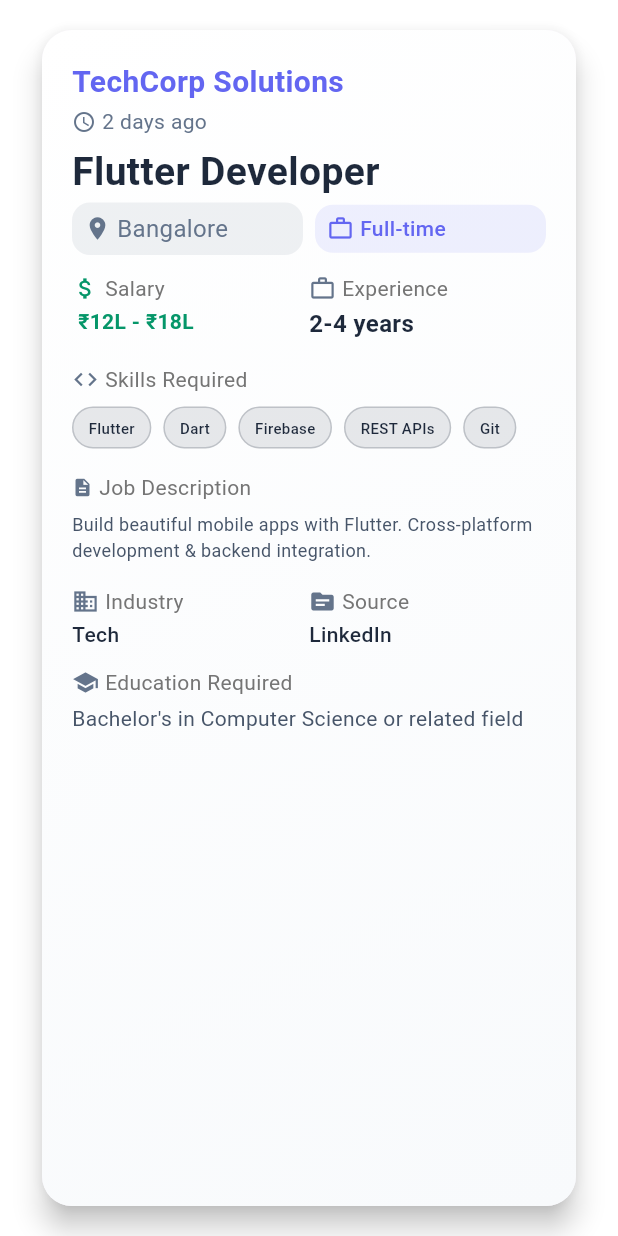
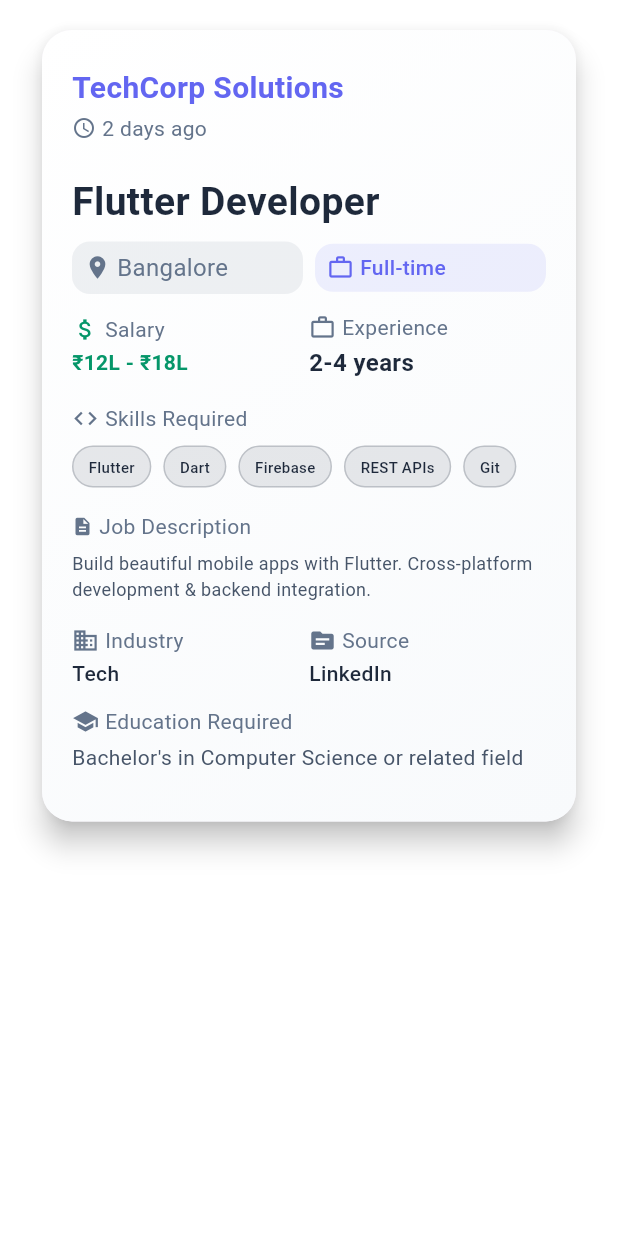
Before and after one commit to arnav-khandelwal/jobr, a Flutter app: the DetailedJobCard widget shown alone on an empty page, opened directly with sample values from the repository, on a phone screen of 412 x 824 dp. Run offline on Flutter 3.47's test engine with Material 3 defaults, Android fonts, the phone set to English and light mode, and no system bars; our stand-ins replace shared_preferences; accounts and stored records are empty; network calls fail.

Commit message:
fixed the overflow on cards and made it scrollable

```diff
--- a/lib/widgets/detailed_job_card.dart
+++ b/lib/widgets/detailed_job_card.dart
@@ -8,7 +8,13 @@
 
   @override
   Widget build(BuildContext context) {
+    return LayoutBuilder(
+      builder: (context, constraints) {
+        final screenHeight = MediaQuery.of(context).size.height;
+        final availableHeight = (screenHeight * 0.65).clamp(500.0, 800.0); // Dynamic height with bounds
+
         return Container(
+          height: availableHeight, // Fixed height to prevent overflow
           margin: const EdgeInsets.symmetric(horizontal: 24, vertical: 16),
           child: Card(
             elevation: 8,
@@ -16,24 +22,64 @@
             child: Container(
               decoration: BoxDecoration(
                 borderRadius: BorderRadius.circular(20),
-            gradient: LinearGradient(
+                gradient: const LinearGradient(
                   begin: Alignment.topLeft,
                   end: Alignment.bottomRight,
-              colors: [Colors.white, const Color(0xFFF8FAFC)],
+                  colors: [Colors.white, Color(0xFFF8FAFC)],
                 ),
               ),
               child: Padding(
                 padding: const EdgeInsets.all(20),
                 child: Column(
                   crossAxisAlignment: CrossAxisAlignment.start,
-              mainAxisSize: MainAxisSize.max, // Use maximum available space
                   children: [
-                // Header Row with Company and Remote Badge
-                Row(
+                    // Header section (fixed height)
+                    _buildHeader(),
+                    const SizedBox(height: 16),
+
+                    // Scrollable content section
+                    Expanded(
+                      child: SingleChildScrollView(
+                        child: Column(
+                          crossAxisAlignment: CrossAxisAlignment.start,
+                          children: [
+                            _buildJobTitleAndLocation(),
+                            const SizedBox(height: 12),
+                            _buildSalaryAndExperience(),
+                            const SizedBox(height: 16),
+                            _buildSkills(),
+                            const SizedBox(height: 16),
+                            _buildJobDescription(availableHeight),
+                            const SizedBox(height: 16),
+                            _buildBottomInfo(),
+                            if (job.educationRequired != null) ...[
+                              const SizedBox(height: 12),
+                              _buildEducation(),
+                            ],
+                            const SizedBox(height: 20), // Extra space at bottom
+                          ],
+                        ),
+                      ),
+                    ),
+                  ],
+                ),
+              ),
+            ),
+          ),
+        );
+      },
+    );
+  }
+
+  Widget _buildHeader() {
+    return SizedBox(
+      height: 60, // Fixed height for header
+      child: Row(
         children: [
           Expanded(
             child: Column(
               crossAxisAlignment: CrossAxisAlignment.start,
+              mainAxisAlignment: MainAxisAlignment.center,
               children: [
                 Text(
                   job.companyName,
@@ -42,6 +88,8 @@
                     fontWeight: FontWeight.w600,
                     color: Color(0xFF6366F1),
                   ),
+                  maxLines: 1,
+                  overflow: TextOverflow.ellipsis,
                 ),
                 const SizedBox(height: 2),
                 Row(
@@ -52,11 +100,15 @@
                       color: Color(0xFF64748B),
                     ),
                     const SizedBox(width: 4),
-                              Text(
+                    Expanded(
+                      child: Text(
                         job.postedDate,
                         style: const TextStyle(
                           fontSize: 14,
                           color: Color(0xFF64748B),
+                        ),
+                        maxLines: 1,
+                        overflow: TextOverflow.ellipsis,
                       ),
                     ),
                   ],
@@ -66,10 +118,7 @@
           ),
           if (job.remoteFriendly)
             Container(
-                        padding: const EdgeInsets.symmetric(
-                          horizontal: 8,
-                          vertical: 4,
-                        ),
+              padding: const EdgeInsets.symmetric(horizontal: 8, vertical: 4),
               decoration: BoxDecoration(
                 color: Colors.green.shade100,
                 borderRadius: BorderRadius.circular(12),
@@ -96,9 +145,14 @@
             ),
         ],
       ),
-                const SizedBox(height: 5),
+    );
+  }
 
-                // Job Title
+  Widget _buildJobTitleAndLocation() {
+    return Column(
+      crossAxisAlignment: CrossAxisAlignment.start,
+      children: [
+        // Job Title with overflow handling
         Text(
           job.jobTitle,
           style: const TextStyle(
@@ -106,19 +160,17 @@
             fontWeight: FontWeight.bold,
             color: Color(0xFF1E293B),
           ),
+          maxLines: 2,
+          overflow: TextOverflow.ellipsis,
         ),
-                const SizedBox(height: 2),
+        const SizedBox(height: 8),
 
         // Location and Job Type Row
         Row(
-                  crossAxisAlignment: CrossAxisAlignment.center,
           children: [
             Expanded(
               child: Container(
-                        padding: const EdgeInsets.symmetric(
-                          horizontal: 8,
-                          vertical: 6,
-                        ),
+                padding: const EdgeInsets.symmetric(horizontal: 8, vertical: 6),
                 decoration: BoxDecoration(
                   color: const Color(0xFF64748B).withOpacity(0.1),
                   borderRadius: BorderRadius.circular(12),
@@ -131,13 +183,14 @@
                       color: Color(0xFF64748B),
                     ),
                     const SizedBox(width: 4),
-                            Flexible(
+                    Expanded(
                       child: Text(
                         job.location,
                         style: const TextStyle(
                           fontSize: 16,
                           color: Color(0xFF64748B),
                         ),
+                        maxLines: 1,
                         overflow: TextOverflow.ellipsis,
                       ),
                     ),
@@ -148,10 +201,7 @@
             const SizedBox(width: 8),
             Expanded(
               child: Container(
-                        padding: const EdgeInsets.symmetric(
-                          horizontal: 8,
-                          vertical: 6,
-                        ),
+                padding: const EdgeInsets.symmetric(horizontal: 8, vertical: 6),
                 decoration: BoxDecoration(
                   color: const Color(0xFF6366F1).withOpacity(0.1),
                   borderRadius: BorderRadius.circular(12),
@@ -164,7 +214,7 @@
                       color: Color(0xFF6366F1),
                     ),
                     const SizedBox(width: 4),
-                            Flexible(
+                    Expanded(
                       child: Text(
                         job.jobType,
                         style: const TextStyle(
@@ -172,6 +222,7 @@
                           fontWeight: FontWeight.w500,
                           color: Color(0xFF6366F1),
                         ),
+                        maxLines: 1,
                         overflow: TextOverflow.ellipsis,
                       ),
                     ),
@@ -181,11 +232,12 @@
             ),
           ],
         ),
-                const SizedBox(height: 12),
+      ],
+    );
+  }
 
-                // Salary and Experience
-                Row(
-                  crossAxisAlignment: CrossAxisAlignment.start,
+  Widget _buildSalaryAndExperience() {
+    return Row(
       children: [
         Expanded(
           child: Column(
@@ -199,28 +251,25 @@
                     color: Color(0xFF059669),
                   ),
                   const SizedBox(width: 4),
-                              Text(
+                  const Text(
                     'Salary',
                     style: TextStyle(
                       fontSize: 14,
-                                  color: Colors.grey.shade600,
+                      color: Color(0xFF64748B),
                     ),
                   ),
                 ],
               ),
               const SizedBox(height: 2),
-                          Padding(
-                            padding: const EdgeInsetsDirectional.only(
-                              start: 4.0,
-                            ),
-                            child: Text(
+              Text(
                 job.salary,
                 style: const TextStyle(
                   fontSize: 14,
                   fontWeight: FontWeight.bold,
                   color: Color(0xFF059669),
                 ),
-                            ),
+                maxLines: 1,
+                overflow: TextOverflow.ellipsis,
               ),
             ],
           ),
@@ -237,11 +286,11 @@
                     color: Color(0xFF64748B),
                   ),
                   const SizedBox(width: 4),
-                              Text(
+                  const Text(
                     'Experience',
                     style: TextStyle(
                       fontSize: 14,
-                                  color: Colors.grey.shade600,
+                      color: Color(0xFF64748B),
                     ),
                   ),
                 ],
@@ -254,16 +303,22 @@
                   fontWeight: FontWeight.w600,
                   color: Color(0xFF1E293B),
                 ),
+                maxLines: 1,
+                overflow: TextOverflow.ellipsis,
               ),
             ],
           ),
         ),
       ],
-                ),
-                const SizedBox(height: 16),
+    );
+  }
 
-                // Skills Tags
-                Column(
+  Widget _buildSkills() {
+    // Limit skills display to prevent overflow
+    final displaySkills = job.skills.take(6).toList();
+    final hasMoreSkills = job.skills.length > 6;
+
+    return Column(
       crossAxisAlignment: CrossAxisAlignment.start,
       children: [
         Row(
@@ -274,11 +329,11 @@
               color: Color(0xFF64748B),
             ),
             const SizedBox(width: 4),
-                        Text(
+            const Text(
               'Skills Required',
               style: TextStyle(
                 fontSize: 14,
-                            color: Colors.grey.shade600,
+                color: Color(0xFF64748B),
               ),
             ),
           ],
@@ -287,12 +342,10 @@
         Wrap(
           spacing: 8,
           runSpacing: 6,
-                      children: job.skills.map((skill) {
+          children: [
+            ...displaySkills.map((skill) {
               return Container(
-                          padding: const EdgeInsets.symmetric(
-                            horizontal: 10,
-                            vertical: 6,
-                          ),
+                padding: const EdgeInsets.symmetric(horizontal: 10, vertical: 6),
                 decoration: BoxDecoration(
                   color: const Color(0xFF1E293B).withOpacity(0.1),
                   borderRadius: BorderRadius.circular(16),
@@ -307,16 +360,41 @@
                     fontWeight: FontWeight.w500,
                     color: Color(0xFF1E293B),
                   ),
+                  maxLines: 1,
+                  overflow: TextOverflow.ellipsis,
                 ),
               );
-                      }).toList(),
+            }),
+            if (hasMoreSkills)
+              Container(
+                padding: const EdgeInsets.symmetric(horizontal: 10, vertical: 6),
+                decoration: BoxDecoration(
+                  color: const Color(0xFF64748B).withOpacity(0.1),
+                  borderRadius: BorderRadius.circular(16),
+                  border: Border.all(
+                    color: const Color(0xFF64748B).withOpacity(0.2),
+                  ),
+                ),
+                child: Text(
+                  '+${job.skills.length - 6}',
+                  style: const TextStyle(
+                    fontSize: 10,
+                    fontWeight: FontWeight.w500,
+                    color: Color(0xFF64748B),
+                  ),
+                ),
               ),
           ],
         ),
-                const SizedBox(height: 16),
+      ],
+    );
+  }
 
-                // Job Description
-                Column(
+  Widget _buildJobDescription(double availableHeight) {
+    // Calculate max lines based on available height
+    final maxLines = (availableHeight * 0.2 / 18).floor().clamp(3, 8);
+
+    return Column(
       crossAxisAlignment: CrossAxisAlignment.start,
       children: [
         Row(
@@ -327,11 +405,11 @@
               color: Color(0xFF64748B),
             ),
             const SizedBox(width: 4),
-                        Text(
+            const Text(
               'Job Description',
               style: TextStyle(
                 fontSize: 14,
-                            color: Colors.grey.shade600,
+                color: Color(0xFF64748B),
               ),
             ),
           ],
@@ -344,13 +422,15 @@
             color: Color(0xFF475569),
             height: 1.4,
           ),
+          maxLines: maxLines,
+          overflow: TextOverflow.ellipsis,
         ),
       ],
-                ),
-                const SizedBox(height: 16),
+    );
+  }
 
-                // Bottom Row - Industry, Education, Source
-                Row(
+  Widget _buildBottomInfo() {
+    return Row(
       children: [
         if (job.industry != null) ...[
           Expanded(
@@ -365,11 +445,11 @@
                       color: Color(0xFF64748B),
                     ),
                     const SizedBox(width: 4),
-                                Text(
+                    const Text(
                       'Industry',
                       style: TextStyle(
                         fontSize: 14,
-                                    color: Colors.grey.shade600,
+                        color: Color(0xFF64748B),
                       ),
                     ),
                   ],
@@ -382,6 +462,8 @@
                     fontWeight: FontWeight.w500,
                     color: Color(0xFF1E293B),
                   ),
+                  maxLines: 1,
+                  overflow: TextOverflow.ellipsis,
                 ),
               ],
             ),
@@ -399,11 +481,11 @@
                     color: Color(0xFF64748B),
                   ),
                   const SizedBox(width: 4),
-                              Text(
+                  const Text(
                     'Source',
                     style: TextStyle(
                       fontSize: 14,
-                                  color: Colors.grey.shade600,
+                      color: Color(0xFF64748B),
                     ),
                   ),
                 ],
@@ -416,16 +498,18 @@
                   fontWeight: FontWeight.w500,
                   color: Color(0xFF1E293B),
                 ),
+                maxLines: 1,
+                overflow: TextOverflow.ellipsis,
               ),
             ],
           ),
         ),
       ],
-                ),
+    );
+  }
 
-                if (job.educationRequired != null) ...[
-                  const SizedBox(height: 12),
-                  Column(
+  Widget _buildEducation() {
+    return Column(
       crossAxisAlignment: CrossAxisAlignment.start,
       children: [
         Row(
@@ -436,11 +520,11 @@
               color: Color(0xFF64748B),
             ),
             const SizedBox(width: 4),
-                          Text(
+            const Text(
               'Education Required',
               style: TextStyle(
                 fontSize: 14,
-                              color: Colors.grey.shade600,
+                color: Color(0xFF64748B),
               ),
             ),
           ],
@@ -452,15 +536,10 @@
             fontSize: 14,
             color: Color(0xFF475569),
           ),
+          maxLines: 2,
+          overflow: TextOverflow.ellipsis,
         ),
       ],
-                  ),
-                ],
-              ],
-            ),
-          ),
-        ),
-      ),
     );
   }
 }
```
Lines whose indentation alone changed are shown as unchanged.
